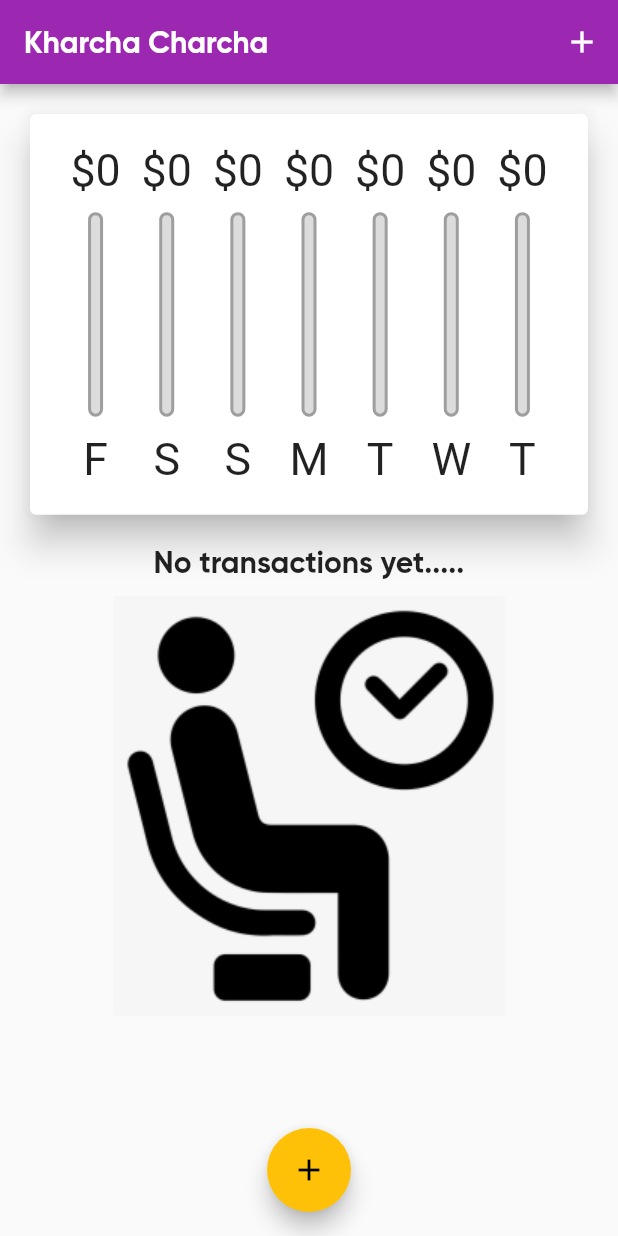
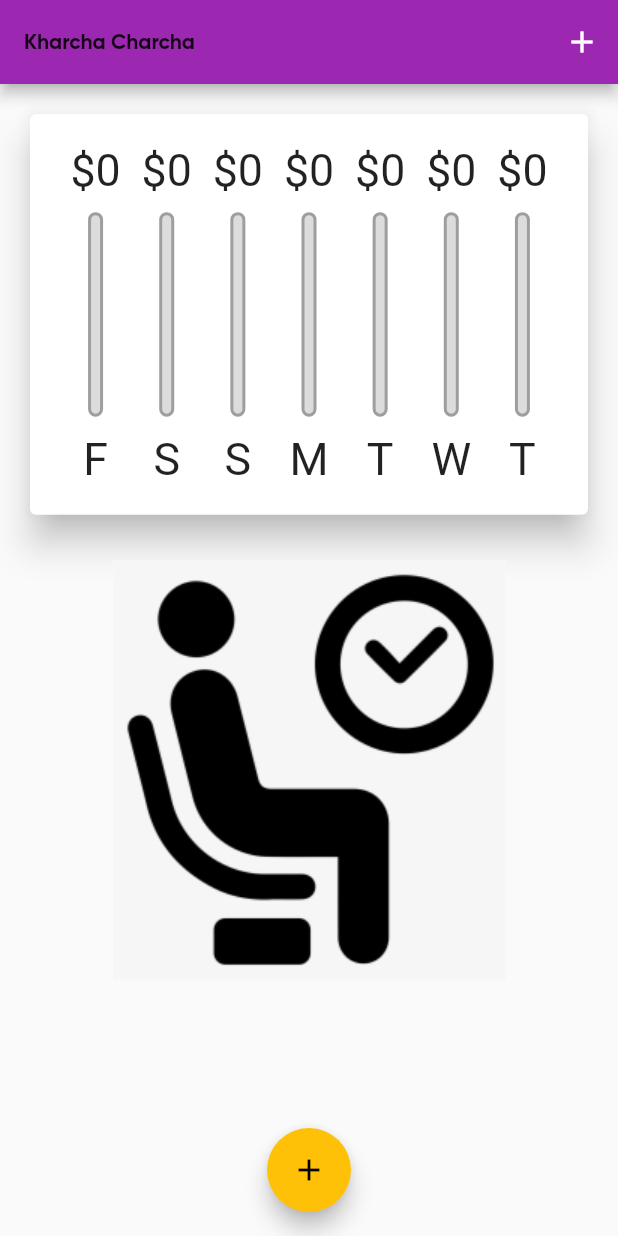
Before and after one commit to crew-guy/expense_planner, a Flutter app: the screen it shows after launch, on a phone screen of 412 x 824 dp. Run offline on Flutter 3.47's test engine with Material 2 defaults, Android fonts, the phone set to English and light mode, and no system bars.

Commit message:
commented title err in theme

```diff
--- a/lib/main.dart
+++ b/lib/main.dart
@@ -26,15 +26,14 @@ class MyApp extends StatelessWidget {
         accentColor: Colors.amber,
         errorColor: Colors.red,
         fontFamily: 'Circular-Std-Book',
-        textTheme: ThemeData.light()
-            .textTheme
-            .copyWith(title: TextStyle(fontFamily: 'Gilroy', fontSize: 20)),
+        textTheme: ThemeData.light().textTheme,
+        // .copyWith(title: TextStyle(fontFamily: 'Gilroy', fontSize: 20)),
         appBarTheme: AppBarTheme(
           textTheme: ThemeData.light().textTheme.copyWith(
-                title: TextStyle(
-                  fontFamily: 'Gilroy',
-                  fontSize: 20,
-                ),
+                // title: TextStyle(
+                //   fontFamily: 'Gilroy',
+                //   fontSize: 20,
+                // ),
                 button: TextStyle(color: Colors.white),
               ),
         ),
@@ -118,7 +117,7 @@ class _MyHomePageState extends State<MyHomePage> with WidgetsBindingObserver {
       Row(
         mainAxisAlignment: MainAxisAlignment.center,
         children: [
-          Text('Show Chart', style: Theme.of(context).textTheme.title),
+          // Text('Show Chart', style: Theme.of(context).textTheme.title),
           Switch.adaptive(
             activeColor: Theme.of(context).accentColor,
             value: _showChart,
--- a/lib/widgets/transaction_item.dart
+++ b/lib/widgets/transaction_item.dart
@@ -56,7 +56,7 @@ class _TransactionItemState extends State<TransactionItem> {
           ),
           title: Text(
             widget.transaction.title as String,
-            style: Theme.of(context).textTheme.title,
+            // style: Theme.of(context).textTheme.title,
           ),
           subtitle: Text(
             DateFormat.yMMMd().format(widget.transaction.date),
--- a/lib/widgets/transaction_list.dart
+++ b/lib/widgets/transaction_list.dart
@@ -15,8 +15,8 @@ class TransactionList extends StatelessWidget {
           ? LayoutBuilder(builder: (ctx, constraint) {
               return Column(
                 children: [
-                  Text('No transactions yet.....',
-                      style: Theme.of(context).textTheme.title),
+                  // Text('No transactions yet.....',
+                  //     style: Theme.of(context).textTheme.title),
                   SizedBox(
                     height: 10,
                   ),
```
Also changed, not shown: pubspec.lock.
